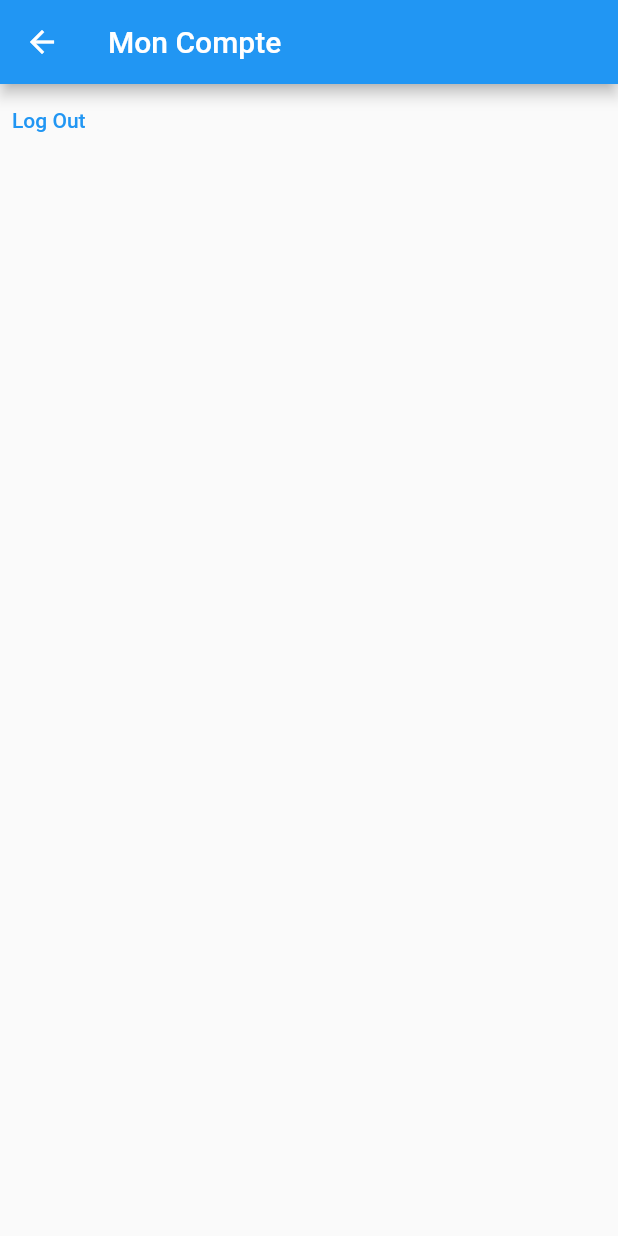
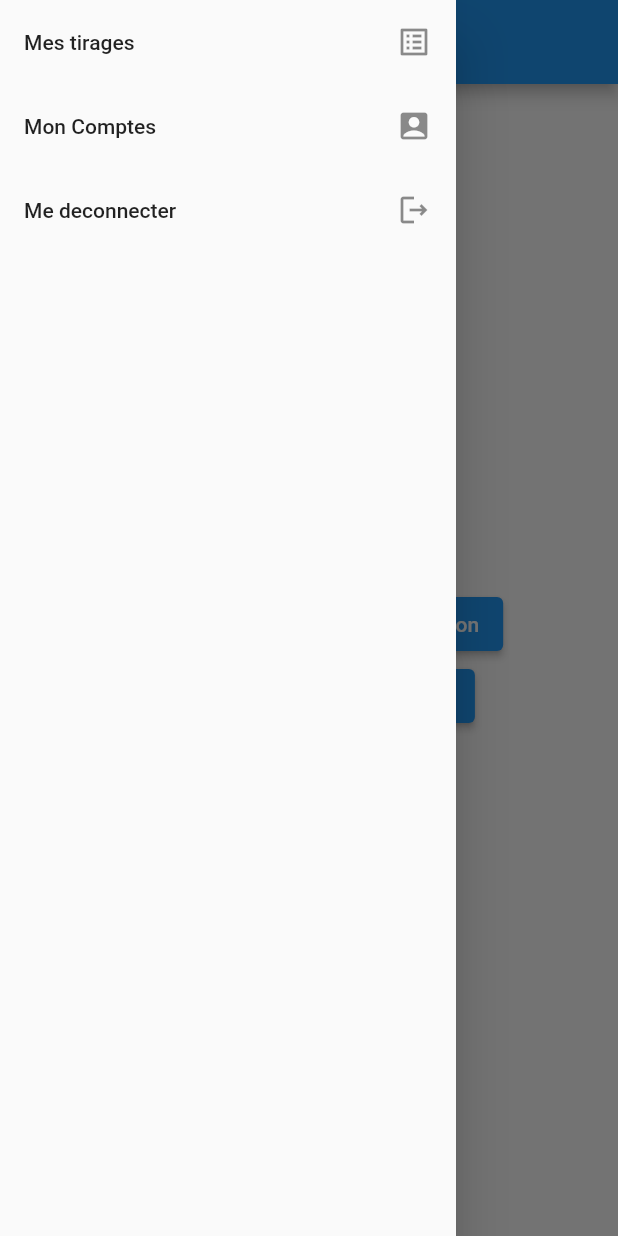
Before and after one commit to Eromnoj/yiking, a Flutter app: the HomeView screen opened directly, with the side drawer open (before the commit the screen has no drawer), on a phone screen of 412 x 824 dp. Run offline on Flutter 3.47's test engine with Material 2 defaults, Android fonts, the phone set to English and light mode, and no system bars; our stand-ins replace bloc, cloud_firestore, firebase_auth, firebase_core, flutter_bloc, google_sign_in; accounts and stored records are empty; network calls fail.

Commit message:
account interface

```diff
--- a/lib/services/auth/bloc/auth_event.dart
+++ b/lib/services/auth/bloc/auth_event.dart
@@ -42,3 +42,7 @@ class AuthEventRecoverPassword extends AuthEvent {
 class AuthEventSendVerificationEmail extends AuthEvent {
   const AuthEventSendVerificationEmail();
 }
+
+class AuthEventDeleteUser extends AuthEvent {
+  const AuthEventDeleteUser();
+}
--- a/lib/services/auth/bloc/auth_state.dart
+++ b/lib/services/auth/bloc/auth_state.dart
@@ -33,5 +33,6 @@ class AuthStateCheckEmail extends AuthState {
 
 class AuthStateRecoverPassword extends AuthState {
   final Exception? exception;
-  const AuthStateRecoverPassword({this.exception});
+  final bool? hasSentEmail;
+  const AuthStateRecoverPassword({this.exception, this.hasSentEmail});
 }
--- /dev/null
+++ b/lib/services/firebase/draw/draw_constants.dart
@@ -0,0 +1,4 @@
+const ownedUserIdField = 'user_id';
+const dateField = 'date';
+const questionField = 'question';
+const drawField = 'draw';
--- /dev/null
+++ b/lib/services/firebase/draw/draw_exceptions.dart
@@ -0,0 +1,9 @@
+class DrawStorageException implements Exception {
+  const DrawStorageException();
+}
+
+class CouldNotCreateDrawException extends DrawStorageException {}
+
+class CouldNotGetAllDrawsDrawException extends DrawStorageException {}
+
+class CouldNotDeleteDrawException extends DrawStorageException {}
--- /dev/null
+++ b/lib/services/firebase/draw/draw_structure.dart
@@ -0,0 +1,28 @@
+import 'package:flutter/foundation.dart';
+import 'package:cloud_firestore/cloud_firestore.dart';
+import 'package:yiking/services/firebase/draw/draw_constants.dart';
+
+@immutable
+class DrawStructure {
+  final String documentId;
+  final String userId;
+  final String question;
+  final DateTime date;
+  final List<dynamic> draw;
+
+  const DrawStructure({
+    required this.documentId,
+    required this.userId,
+    required this.question,
+    required this.date,
+    required this.draw,
+  });
+
+  DrawStructure.fromSnapShot(
+      QueryDocumentSnapshot<Map<String, dynamic>> snapshot)
+      : documentId = snapshot.id,
+        userId = snapshot.data()[ownedUserIdField],
+        question = snapshot.data()[questionField],
+        date = DateTime.parse(snapshot.data()[dateField].toDate().toString()),
+        draw = snapshot.data()[drawField];
+}
--- /dev/null
+++ b/lib/views/account/home_view.dart
@@ -0,0 +1,65 @@
+import 'package:flutter/material.dart';
+import 'package:flutter_bloc/flutter_bloc.dart';
+import 'package:yiking/services/auth/auth_service.dart';
+import 'package:yiking/services/auth/auth_user.dart';
+import 'package:yiking/services/auth/bloc/auth_event.dart';
+import 'package:yiking/services/firebase/draw/draw_storage.dart';
+import 'package:yiking/views/account/draw_list_view.dart';
+import 'package:yiking/views/account/widgets/drawer_menu.dart';
+import 'package:yiking/views/auth/account_view.dart';
+import '../../services/auth/bloc/auth_bloc.dart';
+import '../../services/auth/bloc/auth_state.dart';
+
+class HomeView extends StatefulWidget {
+  const HomeView({super.key});
+
+  @override
+  State<HomeView> createState() => _HomeViewState();
+}
+
+class _HomeViewState extends State<HomeView> {
+  late final DrawStorage _draw;
+  late final AuthUser? currentUser;
+
+  @override
+  void initState() {
+    _draw = DrawStorage();
+    currentUser = AuthService().currentUser;
+    super.initState();
+  }
+
+  @override
+  Widget build(BuildContext context) {
+    return BlocBuilder<AuthBloc, AuthState>(
+      builder: (context, state) {
+        return Scaffold(
+          appBar: AppBar(
+            title: const Text('Mon Compte'),
+          ),
+          drawer: drawer(context),
+          body: Center(
+            child: Column(
+              mainAxisAlignment: MainAxisAlignment.center,
+              children: [
+                ElevatedButton(
+                  onPressed: () async {
+                    await _draw.createNewDraw(
+                        userId: currentUser!.id,
+                        date: DateTime.now(),
+                        question: 'Est-ce que je dois tester ?',
+                        draw: [6, 7, 8, 6, 9, 9]);
+                  },
+                  child: const Text('Effectuer un tirage avec l\'application'),
+                ),
+                ElevatedButton(
+                  onPressed: () {},
+                  child: const Text('Entrer un tirage manuellement'),
+                ),
+              ],
+            ),
+          ),
+        );
+      },
+    );
+  }
+}
--- /dev/null
+++ b/lib/views/account/widgets/drawer_menu.dart
@@ -0,0 +1,53 @@
+import 'package:flutter/material.dart';
+import 'package:flutter_bloc/flutter_bloc.dart';
+
+import '../../../services/auth/bloc/auth_bloc.dart';
+import '../../../services/auth/bloc/auth_event.dart';
+import '../../auth/account_view.dart';
+import '../draw_list_view.dart';
+
+Drawer drawer(BuildContext context) {
+  return Drawer(
+    child: ListView.builder(
+      itemCount: drawerMenu(context).length,
+      itemBuilder: (context, index) {
+        return drawerMenu(context)[index];
+      },
+    ),
+  );
+}
+
+List<ListTile> drawerMenu(BuildContext context) {
+  List<ListTile> drawerMenu = [
+    ListTile(
+      title: const Text('Mes tirages'),
+      trailing: const Icon(Icons.list_alt),
+      onTap: () {
+        Navigator.of(context).push(
+          MaterialPageRoute(
+            builder: (context) => const DrawListView(),
+          ),
+        );
+      },
+    ),
+    ListTile(
+      title: const Text('Mon Comptes'),
+      trailing: const Icon(Icons.account_box_rounded),
+      onTap: () {
+        Navigator.of(context).push(
+          MaterialPageRoute(
+            builder: (context) => const AccountView(),
+          ),
+        );
+      },
+    ),
+    ListTile(
+        title: const Text('Me deconnecter'),
+        trailing: const Icon(Icons.logout_outlined),
+        onTap: () async {
+          context.read<AuthBloc>().add(const AuthEventLogOut());
+        }),
+  ];
+
+  return drawerMenu;
+}
--- a/lib/views/recover_view.dart
+++ b/lib/views/auth/recover_view.dart
@@ -3,9 +3,10 @@ import 'package:flutter_bloc/flutter_bloc.dart';
 import 'package:yiking/services/auth/auth_exceptions.dart';
 import 'package:yiking/services/auth/bloc/auth_event.dart';
 import 'package:yiking/utilities/dialogs/error_dialogs.dart';
+import 'package:yiking/utilities/dialogs/password_reset_dialog.dart';
 
-import '../services/auth/bloc/auth_bloc.dart';
-import '../services/auth/bloc/auth_state.dart';
+import '../../services/auth/bloc/auth_bloc.dart';
+import '../../services/auth/bloc/auth_state.dart';
 
 class RecoverView extends StatefulWidget {
   const RecoverView({super.key});
@@ -41,6 +42,9 @@ class _RecoverViewState extends State<RecoverView> {
           } else if (state.exception is GenericAuthException) {
             await errorDialog(context,
                 'Une erreur est survenue, veuillez recommencer utérieurement');
+          } else if (state.hasSentEmail! == true) {
+            await passwordResetDialog(context,
+                'Un email avec les infos nécessaires vous a été envoyé');
           }
         }
       },
--- a/lib/views/verify_email_view.dart
+++ b/lib/views/auth/verify_email_view.dart
@@ -2,8 +2,8 @@ import 'package:flutter/material.dart';
 import 'package:flutter_bloc/flutter_bloc.dart';
 import 'package:yiking/services/auth/bloc/auth_event.dart';
 
-import '../services/auth/bloc/auth_bloc.dart';
-import '../services/auth/bloc/auth_state.dart';
+import '../../services/auth/bloc/auth_bloc.dart';
+import '../../services/auth/bloc/auth_state.dart';
 
 class VerifyEmailView extends StatefulWidget {
   const VerifyEmailView({super.key});
--- a/lib/views/home_view.dart
+++ /dev/null
@@ -1,36 +0,0 @@
-import 'package:flutter/material.dart';
-import 'package:flutter_bloc/flutter_bloc.dart';
-import 'package:yiking/services/auth/bloc/auth_event.dart';
-import '../services/auth/bloc/auth_bloc.dart';
-import '../services/auth/bloc/auth_state.dart';
-
-class HomeView extends StatefulWidget {
-  const HomeView({super.key});
-
-  @override
-  State<HomeView> createState() => _HomeViewState();
-}
-
-class _HomeViewState extends State<HomeView> {
-  @override
-  Widget build(BuildContext context) {
-    return BlocBuilder<AuthBloc, AuthState>(
-      builder: (context, state) {
-        return Scaffold(
-          appBar: AppBar(
-            title: const Text('Mon Compte'),
-          ),
-          body: Column(
-            children: [
-              TextButton(
-                  onPressed: () async {
-                    context.read<AuthBloc>().add(const AuthEventLogOut());
-                  },
-                  child: const Text('Log Out'))
-            ],
-          ),
-        );
-      },
-    );
-  }
-}
```
Also changed, not shown: lib/main.dart (+5 -5 lines), lib/services/auth/auth_service.dart (+9 -0 lines), lib/services/auth/bloc/auth_bloc.dart (+26 -1 lines), lib/services/firebase/draw/draw_storage.dart (added, +48 -0 lines), lib/utilities/dialogs/password_reset_dialog.dart (added, +21 -0 lines), lib/views/account/draw_list_view.dart (added, +65 -0 lines), lib/views/auth/account_view.dart (added, +44 -0 lines), lib/views/auth/login_view.dart (renamed from lib/views/register_view.dart, +35 -24 lines), lib/views/auth/register_view.dart (renamed from lib/views/login_view.dart, +25 -35 lines).
